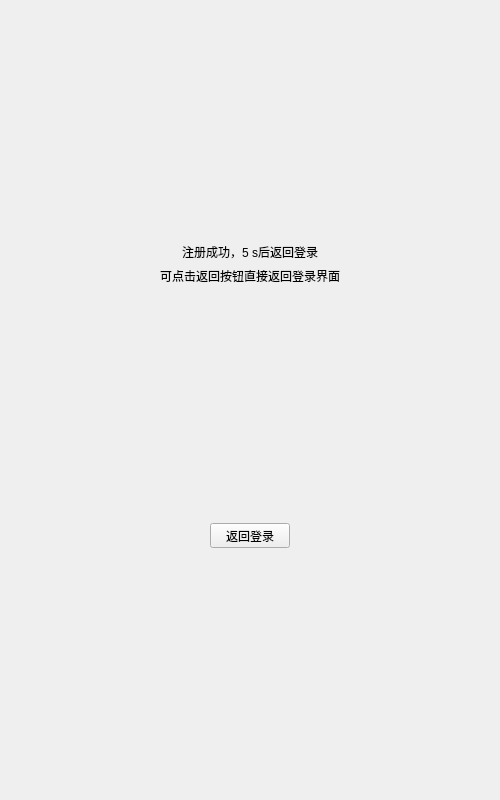
The window that Client/PreProject/registerdialog.ui (povli/2024-BIT-) describes before a commit, drawn with Qt 5.
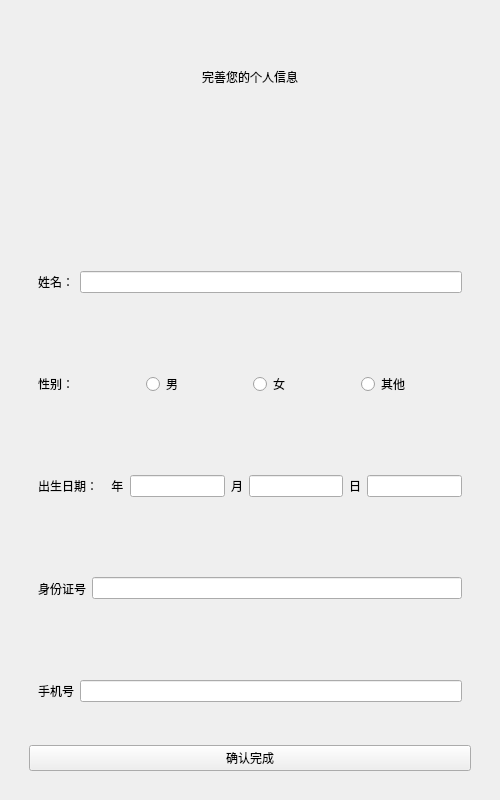
The same window after the commit. The open tabs and pages were chosen to show the change. Custom widgets are drawn as their Qt base class.

```diff
--- a/Client/PreProject/registerdialog.ui
+++ b/Client/PreProject/registerdialog.ui
@@ -25,7 +25,7 @@
   <property name="windowTitle">
    <string>Dialog</string>
   </property>
-  <layout class="QVBoxLayout" name="verticalLayout_2">
+  <layout class="QHBoxLayout" name="horizontalLayout_8">
    <item>
     <layout class="QVBoxLayout" name="verticalLayout">
      <item>
@@ -393,6 +393,173 @@
         </layout>
        </widget>
        <widget class="QWidget" name="page_2">
+        <layout class="QVBoxLayout" name="verticalLayout_6">
+         <item>
+          <widget class="QWidget" name="widget_10" native="true">
+           <layout class="QVBoxLayout" name="verticalLayout_2">
+            <item>
+             <widget class="QWidget" name="widget_8" native="true">
+              <layout class="QHBoxLayout" name="horizontalLayout_14">
+               <item>
+                <widget class="QLabel" name="label_8">
+                 <property name="text">
+                  <string>完善您的个人信息</string>
+                 </property>
+                 <property name="alignment">
+                  <set>Qt::AlignCenter</set>
+                 </property>
+                </widget>
+               </item>
+              </layout>
+             </widget>
+            </item>
+            <item>
+             <widget class="QWidget" name="widget_9" native="true">
+              <layout class="QVBoxLayout" name="verticalLayout_7">
+               <item>
+                <widget class="QLabel" name="errTip">
+                 <property name="text">
+                  <string/>
+                 </property>
+                 <property name="alignment">
+                  <set>Qt::AlignCenter</set>
+                 </property>
+                </widget>
+               </item>
+              </layout>
+             </widget>
+            </item>
+            <item>
+             <widget class="QWidget" name="widget_3" native="true">
+              <layout class="QHBoxLayout" name="horizontalLayout_9">
+               <item>
+                <widget class="QLabel" name="label">
+                 <property name="text">
+                  <string>姓名：</string>
+                 </property>
+                </widget>
+               </item>
+               <item>
+                <widget class="QLineEdit" name="nameEdit"/>
+               </item>
+              </layout>
+             </widget>
+            </item>
+            <item>
+             <widget class="QWidget" name="widget_4" native="true">
+              <layout class="QHBoxLayout" name="horizontalLayout_10">
+               <item>
+                <widget class="QLabel" name="label_2">
+                 <property name="text">
+                  <string>性别：</string>
+                 </property>
+                </widget>
+               </item>
+               <item>
+                <widget class="QRadioButton" name="manRadioButton">
+                 <property name="text">
+                  <string>男</string>
+                 </property>
+                </widget>
+               </item>
+               <item>
+                <widget class="QRadioButton" name="womanRadbutton">
+                 <property name="text">
+                  <string>女</string>
+                 </property>
+                </widget>
+               </item>
+               <item>
+                <widget class="QRadioButton" name="otherSex">
+                 <property name="text">
+                  <string>其他</string>
+                 </property>
+                </widget>
+               </item>
+              </layout>
+             </widget>
+            </item>
+            <item>
+             <widget class="QWidget" name="widget_5" native="true">
+              <layout class="QHBoxLayout" name="horizontalLayout_11">
+               <item>
+                <widget class="QLabel" name="label_3">
+                 <property name="text">
+                  <string>出生日期：    年</string>
+                 </property>
+                </widget>
+               </item>
+               <item>
+                <widget class="QLineEdit" name="yearEdit"/>
+               </item>
+               <item>
+                <widget class="QLabel" name="label_5">
+                 <property name="text">
+                  <string>月</string>
+                 </property>
+                </widget>
+               </item>
+               <item>
+                <widget class="QLineEdit" name="monthEdit"/>
+               </item>
+               <item>
+                <widget class="QLabel" name="label_6">
+                 <property name="text">
+                  <string>日</string>
+                 </property>
+                </widget>
+               </item>
+               <item>
+                <widget class="QLineEdit" name="dataEdit"/>
+               </item>
+              </layout>
+             </widget>
+            </item>
+            <item>
+             <widget class="QWidget" name="widget_6" native="true">
+              <layout class="QHBoxLayout" name="horizontalLayout_12">
+               <item>
+                <widget class="QLabel" name="label_4">
+                 <property name="text">
+                  <string>身份证号</string>
+                 </property>
+                </widget>
+               </item>
+               <item>
+                <widget class="QLineEdit" name="IDcardEdit"/>
+               </item>
+              </layout>
+             </widget>
+            </item>
+            <item>
+             <widget class="QWidget" name="widget_7" native="true">
+              <layout class="QHBoxLayout" name="horizontalLayout_13">
+               <item>
+                <widget class="QLabel" name="label_7">
+                 <property name="text">
+                  <string>手机号</string>
+                 </property>
+                </widget>
+               </item>
+               <item>
+                <widget class="QLineEdit" name="phoneEdit"/>
+               </item>
+              </layout>
+             </widget>
+            </item>
+            <item>
+             <widget class="QPushButton" name="confirmInfo">
+              <property name="text">
+               <string>确认完成</string>
+              </property>
+             </widget>
+            </item>
+           </layout>
+          </widget>
+         </item>
+        </layout>
+       </widget>
+       <widget class="QWidget" name="page_3">
         <layout class="QVBoxLayout" name="verticalLayout_5">
          <item>
           <spacer name="verticalSpacer_5">
```
